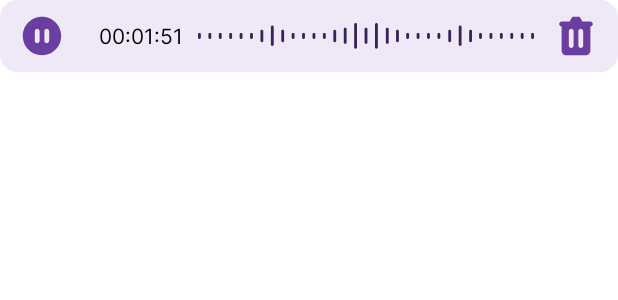
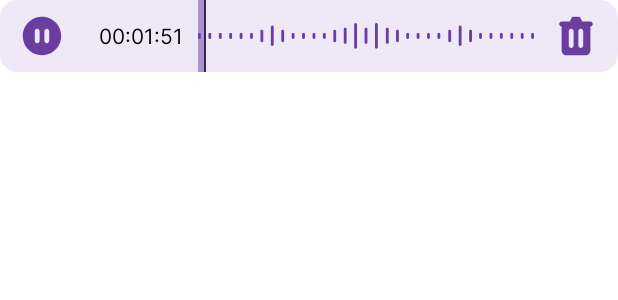
Before and after one commit to tusdang33/AioNote, an Android app built with Jetpack Compose: the @Preview function PreviewAioVoiceNote, on a phone screen of 412 x 824 dp. Shown: the top 300 px of the screen. Run offline under Robolectric (Android 15) with nearby library versions, the phone set to English and light mode, and no system bars.

Commit message:
animated voice and picker

```diff
--- a/app/src/main/java/com/notes/aionote/presentation/note/components/AioImageNote.kt
+++ b/app/src/main/java/com/notes/aionote/presentation/note/components/AioImageNote.kt
@@ -58,7 +58,7 @@ fun AioImageNote(
 			showToolbar = showToolbar,
 			onItemClick = {
 				showToolbar = false
-				onToolbarItemClick.invoke(it)
+				onToolbarItemClick.invoke(it as NoteToolbarItem)
 			}
 		)
 	}
--- a/app/src/main/java/com/notes/aionote/presentation/note/components/AioNotePreview.kt
+++ b/app/src/main/java/com/notes/aionote/presentation/note/components/AioNotePreview.kt
@@ -163,7 +163,7 @@ fun AioNotePreview(
 			showToolbar = showToolbar,
 			onItemClick = {
 				showToolbar = false
-				onToolbarItemClick.invoke(it)
+				onToolbarItemClick.invoke(it as NoteToolbarItem)
 			}
 		)
 	}
--- a/app/src/main/java/com/notes/aionote/presentation/note/components/AioVideoNote.kt
+++ b/app/src/main/java/com/notes/aionote/presentation/note/components/AioVideoNote.kt
@@ -102,7 +102,7 @@ fun AioVideoNote(
 			showToolbar = showToolbar,
 			onItemClick =  {
 				showToolbar = false
-				onToolbarItemClick.invoke(it)
+				onToolbarItemClick.invoke(it as NoteToolbarItem)
 			}
 		)
 	}
--- a/app/src/main/java/com/notes/aionote/presentation/note/components/AioVoiceNote.kt
+++ b/app/src/main/java/com/notes/aionote/presentation/note/components/AioVoiceNote.kt
@@ -1,21 +1,32 @@
 package com.notes.aionote.presentation.note.components
 
 import androidx.compose.foundation.background
-import androidx.compose.foundation.layout.PaddingValues
+import androidx.compose.foundation.layout.Box
 import androidx.compose.foundation.layout.Row
+import androidx.compose.foundation.layout.height
 import androidx.compose.foundation.layout.padding
 import androidx.compose.foundation.layout.size
+import androidx.compose.foundation.layout.width
 import androidx.compose.foundation.shape.RoundedCornerShape
+import androidx.compose.material3.Divider
 import androidx.compose.material3.Icon
 import androidx.compose.material3.Text
 import androidx.compose.runtime.Composable
+import androidx.compose.runtime.LaunchedEffect
+import androidx.compose.runtime.getValue
+import androidx.compose.runtime.mutableStateOf
+import androidx.compose.runtime.remember
+import androidx.compose.runtime.setValue
 import androidx.compose.ui.Alignment
 import androidx.compose.ui.Modifier
 import androidx.compose.ui.draw.clip
 import androidx.compose.ui.graphics.Color
+import androidx.compose.ui.layout.onGloballyPositioned
+import androidx.compose.ui.platform.LocalDensity
 import androidx.compose.ui.res.painterResource
 import androidx.compose.ui.text.TextStyle
 import androidx.compose.ui.tooling.preview.Preview
+import androidx.compose.ui.unit.Dp
 import androidx.compose.ui.unit.dp
 import com.notes.aionote.R
 import com.notes.aionote.formatTimestamp
@@ -23,23 +34,60 @@ import com.notes.aionote.hourTimePattern
 import com.notes.aionote.ui.component.AioIconButton
 import com.notes.aionote.ui.theme.AioComposeTheme
 import com.notes.aionote.ui.theme.AioTheme
+import kotlinx.coroutines.delay
+import kotlinx.coroutines.isActive
 
 @Composable
 fun AioVoiceNote(
 	modifier: Modifier = Modifier,
 	voiceDuration: Long,
 	backgroundColor: Color = AioTheme.primaryColor.light,
-	voiceWaveColor: Color = AioTheme.primaryColor.dark,
+	voiceWaveColor: Color = AioTheme.primaryColor.base,
+	durationBarColor: Color = AioTheme.primaryColor.base.copy(alpha = 0.5f),
+	durationStep: Long = 50L,
+	cursorColor: Color = AioTheme.primaryColor.dark,
 	textStyle: TextStyle = AioTheme.regularTypography.sm,
 	isPlaying: Boolean,
 	enabled: Boolean = true,
 	onPlayClick: () -> Unit = {},
 	onDeleteClick: () -> Unit = {},
 ) {
+
+	val localDensity = LocalDensity.current
+	var currentHeight by remember {
+		mutableStateOf(Dp.Unspecified)
+	}
+	var maxVoiceWidth by remember {
+		mutableStateOf(Dp.Unspecified)
+	}
+
+	var voicePosition by remember {
+		mutableStateOf(Dp.Unspecified)
+	}
+
+	LaunchedEffect(isPlaying) {
+
+		var currentDuration = 0L
+		if (isPlaying) {
+			while (isActive) {
+				delay(durationStep)
+				currentDuration += durationStep
+				voicePosition = maxVoiceWidth * (currentDuration / voiceDuration.toFloat())
+			}
+		} else {
+			voicePosition = 0.dp
+		}
+	}
+
 	Row(
 		modifier = modifier
 			.clip(RoundedCornerShape(12.dp))
-			.background(backgroundColor),
+			.background(backgroundColor)
+			.onGloballyPositioned { coordinate ->
+				currentHeight = with(localDensity) {
+					coordinate.size.height.toDp()
+				}
+			},
 		verticalAlignment = Alignment.CenterVertically
 	) {
 		if (enabled) {
@@ -62,12 +110,37 @@ fun AioVoiceNote(
 			style = textStyle
 		)
 
-		Icon(
+		Box(
 			modifier = Modifier.weight(1f),
-			painter = painterResource(id = R.drawable.voice_line),
-			tint = voiceWaveColor,
-			contentDescription = ""
-		)
+			contentAlignment = Alignment.Center
+		) {
+			Box(
+				modifier = Modifier
+					.align(Alignment.CenterStart)
+					.height(currentHeight)
+					.width(voicePosition)
+					.background(durationBarColor),
+			) {
+				Divider(
+					color = cursorColor,
+					modifier = Modifier
+						.align(Alignment.CenterEnd)
+						.height(currentHeight)
+						.width(1.dp)
+				)
+			}
+			Icon(
+				modifier = Modifier
+					.onGloballyPositioned { coordinate ->
+						maxVoiceWidth = with(localDensity) {
+							coordinate.size.width.toDp()
+						}
+					},
+				painter = painterResource(id = R.drawable.voice_line),
+				tint = voiceWaveColor,
+				contentDescription = ""
+			)
+		}
 
 		if (enabled) {
 			AioIconButton(onClick = onDeleteClick) {
```
Also changed, not shown: app/src/main/java/com/notes/aionote/DateTimeX.kt (+0 -29 lines), app/src/main/java/com/notes/aionote/presentation/note/NoteRoute.kt (+19 -15 lines), app/src/main/java/com/notes/aionote/presentation/note/components/AioNotePicker.kt (+28 -4 lines), app/src/main/java/com/notes/aionote/presentation/note/components/AioNoteToolbar.kt (+31 -8 lines).
